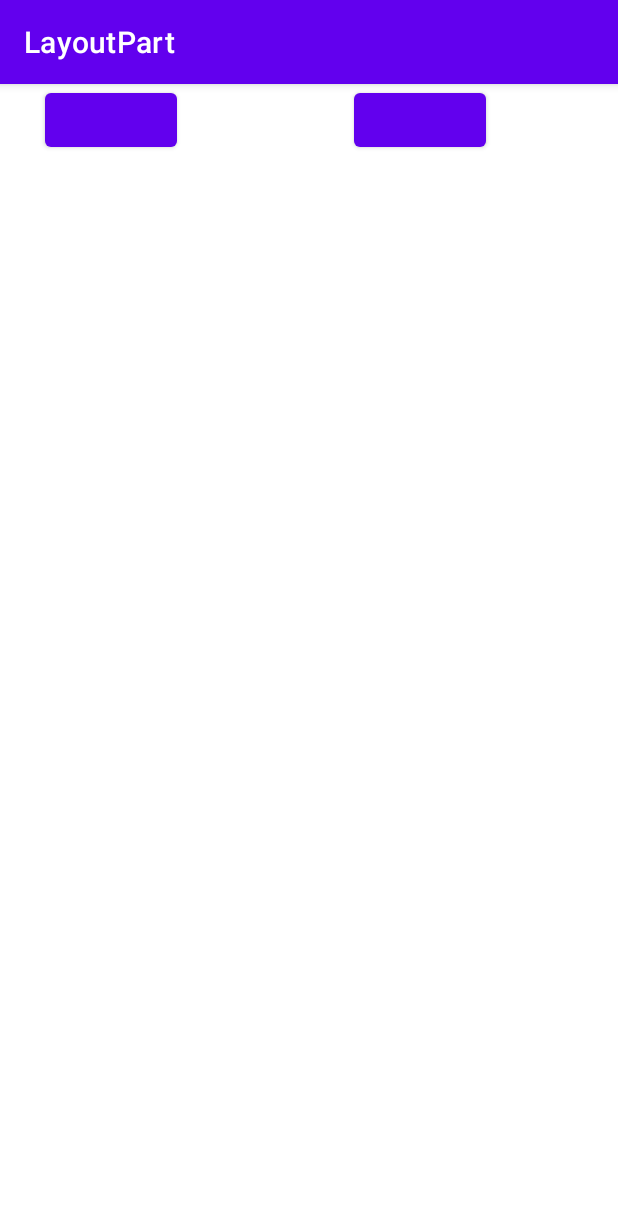
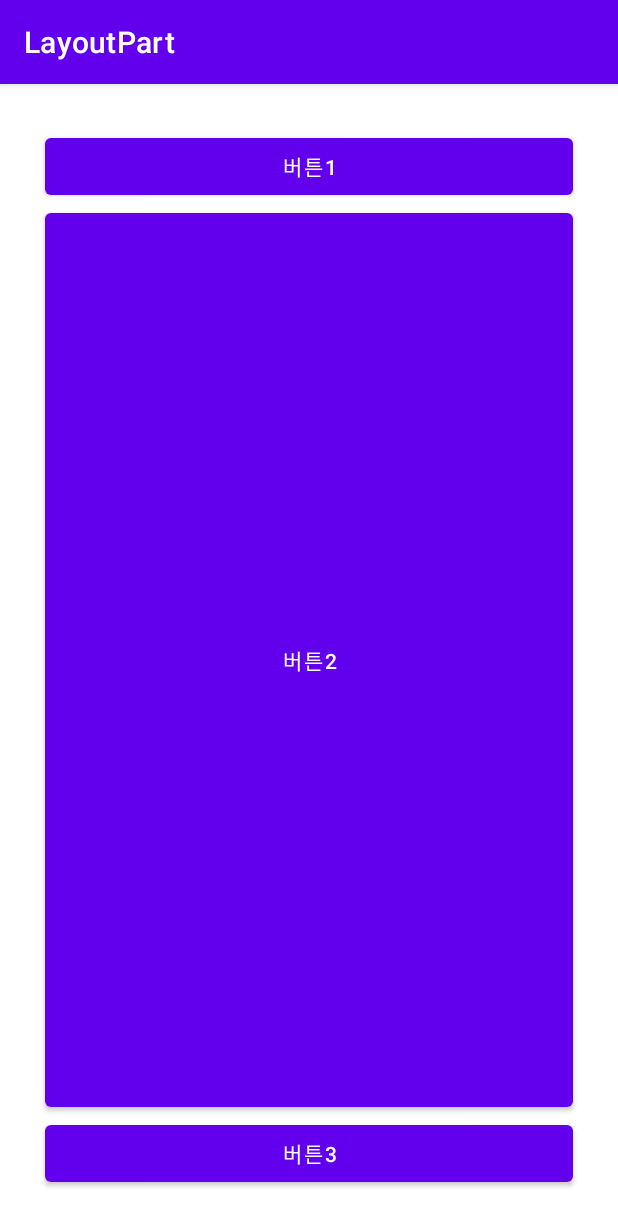
Before and after one commit to jklom0326/42_android, an Android app: the screen it shows after launch (MainActivity), on a phone screen of 412 x 824 dp. Shown: the top 1226 px of the screen. Run offline under Robolectric (Android 15) with nearby library versions, the phone set to English and light mode, and no system bars.

Commit message:
context_test

```diff
--- a/07_17_subject/app/src/main/java/com/example/android_42_1/MainActivity.kt
+++ b/07_17_subject/app/src/main/java/com/example/android_42_1/MainActivity.kt
@@ -2,10 +2,23 @@ package com.example.android_42_1
 
 import androidx.appcompat.app.AppCompatActivity
 import android.os.Bundle
+import android.widget.TextView
 
 class MainActivity : AppCompatActivity() {
     override fun onCreate(savedInstanceState: Bundle?) {
         super.onCreate(savedInstanceState)
         setContentView(R.layout.activity_main)
+
+        val view = findViewById<TextView>(R.id.textView)
+
+        val context1 = (view.context == this) // 1
+        val context2 = (view.context == baseContext) // 2
+        val context3 = (view.context == applicationContext) // 3
+        val context4 = (view.context == application) // 4
+
+        println(context1)
+        println(context2)
+        println(context3)
+        println(context4)
     }
 }
--- a/07_17_subject/app/src/main/res/layout/activity_main.xml
+++ b/07_17_subject/app/src/main/res/layout/activity_main.xml
@@ -7,6 +7,7 @@
     tools:context=".MainActivity">
 
     <TextView
+        android:id="@+id/textView"
         android:layout_width="wrap_content"
         android:layout_height="wrap_content"
         android:text="Hello World!"
--- a/07_25_subjcect/app/src/main/res/layout/activity_main.xml
+++ b/07_25_subjcect/app/src/main/res/layout/activity_main.xml
@@ -8,18 +8,39 @@
 
     <Button
         android:id="@+id/button1"
-        android:layout_width="wrap_content"
-        android:layout_height="wrap_content"
-        android:gravity="center_vertical"
+        android:layout_width="match_parent"
+        android:layout_height="50dp"
+        android:layout_marginTop="30dp"
+        android:layout_marginEnd="30dp"
         android:layout_marginStart="30dp"
+        android:text="버튼1"
+        app:layout_constraintTop_toTopOf="parent"
         app:layout_constraintStart_toStartOf="parent"
-        app:layout_constraintTop_toTopOf="parent"/>
+        app:layout_constraintEnd_toEndOf="parent"/>
 
     <Button
+        android:id="@+id/button2"
+        android:layout_width="0dp"
+        android:layout_height="0dp"
+        android:layout_marginEnd="30dp"
         android:layout_marginStart="30dp"
-        android:layout_width="wrap_content"
-        android:layout_height="wrap_content"
-        app:layout_constraintStart_toEndOf="@+id/button1"
-        app:layout_constraintEnd_toEndOf="parent"/>
+        android:text="버튼2"
+        app:layout_constraintTop_toBottomOf="@+id/button1"
+        app:layout_constraintBottom_toTopOf="@id/button3"
+        app:layout_constraintEnd_toEndOf="parent"
+        app:layout_constraintStart_toStartOf="parent"/>
+
+    <Button
+        android:id="@+id/button3"
+        android:layout_width="match_parent"
+        android:layout_height="50dp"
+        android:layout_marginBottom="30dp"
+        android:text="버튼3"
+        android:layout_marginStart="30dp"
+        android:layout_marginEnd="30dp"
+        app:layout_constraintTop_toBottomOf="@+id/button2"
+        app:layout_constraintBottom_toBottomOf="parent"
+        app:layout_constraintStart_toStartOf="parent"
+        app:layout_constraintEnd_toEndOf="parent" />
 
 </androidx.constraintlayout.widget.ConstraintLayout>
```
